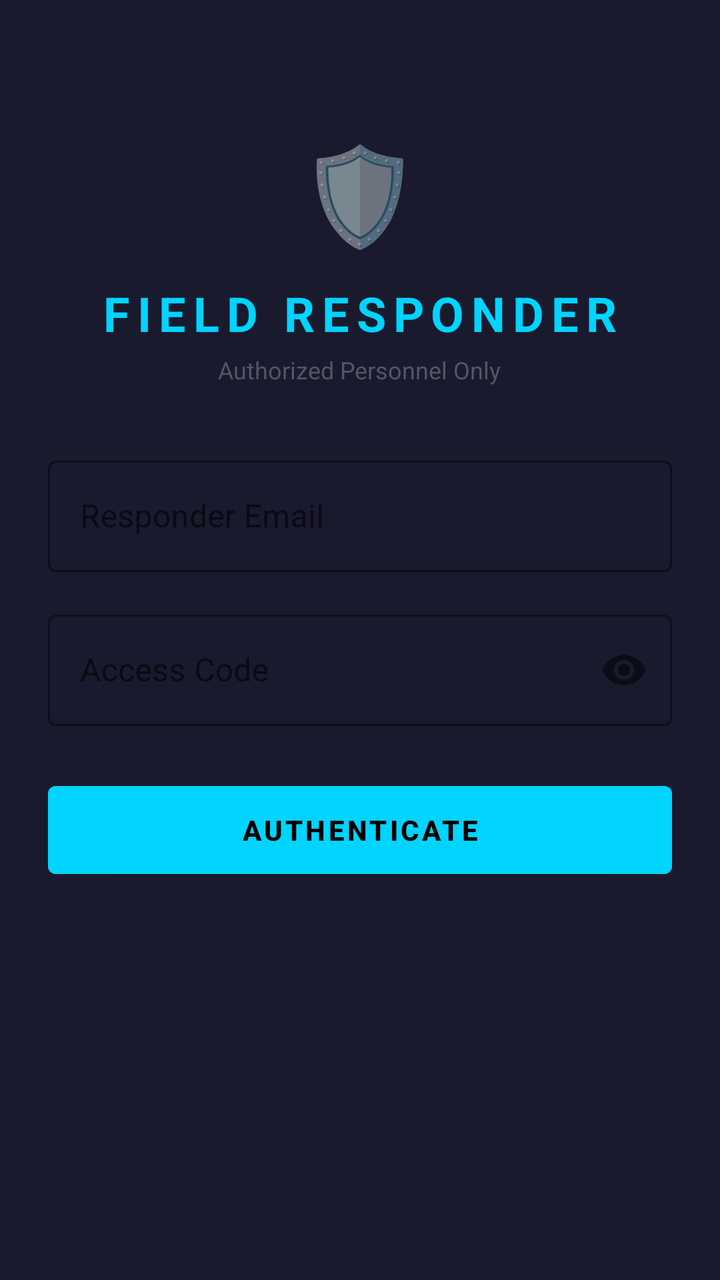
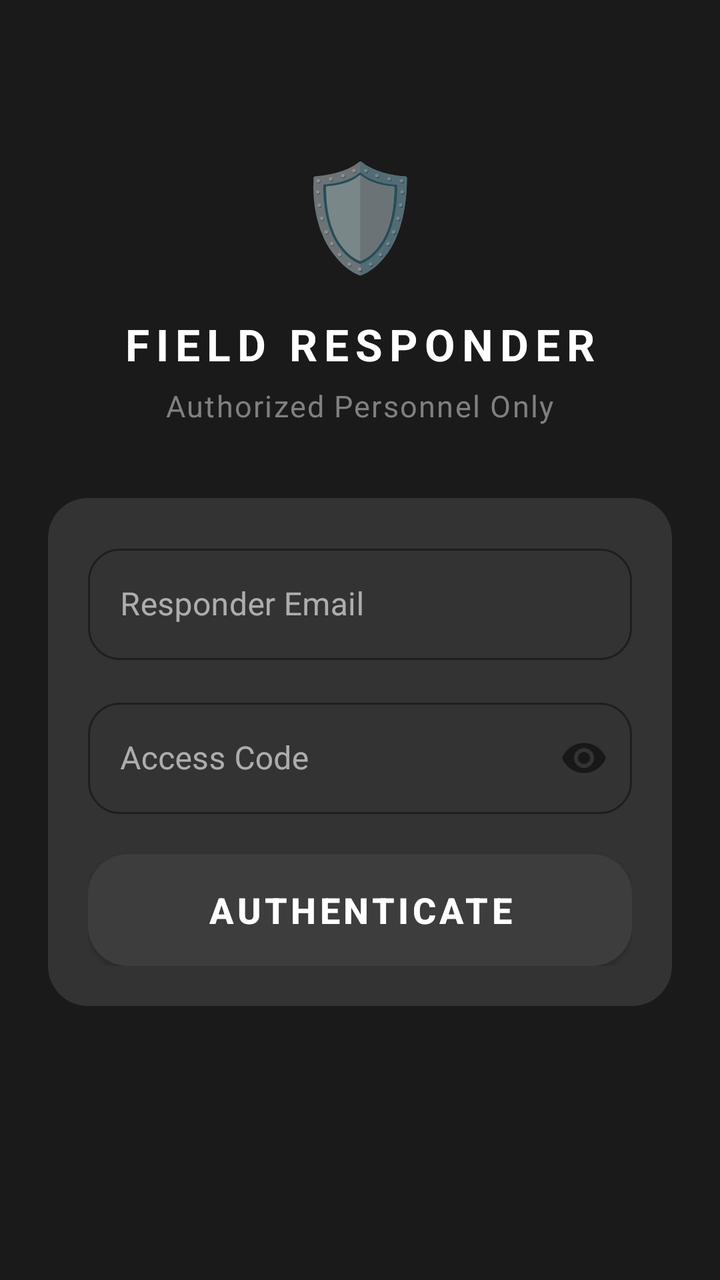

Two renders of the same Android screen: before a commit and after it. Below are the layout's source before the change and the commit's diff.
<!-- AndroidManifest.xml: application theme Theme.Evac -->
<!-- res/layout/fragment_responder_login.xml -->
<?xml version="1.0" encoding="utf-8"?>
<ScrollView xmlns:android="http://schemas.android.com/apk/res/android"
    xmlns:app="http://schemas.android.com/apk/res-auto"
    android:layout_width="match_parent"
    android:layout_height="match_parent"
    android:background="#1a1a2e">

    <LinearLayout
        android:layout_width="match_parent"
        android:layout_height="wrap_content"
        android:orientation="vertical"
        android:padding="24dp"
        android:gravity="center_horizontal">

        
        <TextView
            android:layout_width="wrap_content"
            android:layout_height="wrap_content"
            android:text="🛡️"
            android:textSize="48sp"
            android:layout_marginTop="40dp"/>

        <TextView
            android:layout_width="wrap_content"
            android:layout_height="wrap_content"
            android:text="FIELD RESPONDER"
            android:textSize="24sp"
            android:textColor="#00D4FF"
            android:textStyle="bold"
            android:layout_marginTop="12dp"
            android:letterSpacing="0.15"/>

        <TextView
            android:layout_width="wrap_content"
            android:layout_height="wrap_content"
            android:text="Authorized Personnel Only"
            android:textSize="12sp"
            android:textColor="#555566"
            android:layout_marginBottom="32dp"
            android:layout_marginTop="4dp"/>

        
        <com.google.android.material.textfield.TextInputLayout
            android:layout_width="match_parent"
            android:layout_height="wrap_content"
            android:layout_marginBottom="16dp"
            android:hint="Responder Email"
            app:hintTextColor="#00D4FF"
            app:boxStrokeColor="#00D4FF"
            style="@style/Widget.MaterialComponents.TextInputLayout.OutlinedBox">

            <com.google.android.material.textfield.TextInputEditText
                android:id="@+id/etEmail"
                android:layout_width="match_parent"
                android:layout_height="wrap_content"
                android:inputType="textEmailAddress"
                android:textColor="#FFFFFF"
                android:textColorHint="#555566"/>
        </com.google.android.material.textfield.TextInputLayout>

        
        <com.google.android.material.textfield.TextInputLayout
            android:layout_width="match_parent"
            android:layout_height="wrap_content"
            android:layout_marginBottom="24dp"
            android:hint="Access Code"
            app:hintTextColor="#00D4FF"
            app:boxStrokeColor="#00D4FF"
            app:passwordToggleEnabled="true"
            style="@style/Widget.MaterialComponents.TextInputLayout.OutlinedBox">

            <com.google.android.material.textfield.TextInputEditText
                android:id="@+id/etPassword"
                android:layout_width="match_parent"
                android:layout_height="wrap_content"
                android:inputType="textPassword"
                android:textColor="#FFFFFF"
                android:textColorHint="#555566"/>
        </com.google.android.material.textfield.TextInputLayout>

        
        <com.google.android.material.button.MaterialButton
            android:id="@+id/btnLogin"
            android:layout_width="match_parent"
            android:layout_height="56dp"
            android:text="AUTHENTICATE"
            android:backgroundTint="#00D4FF"
            android:textColor="#000000"
            android:textSize="14sp"
            android:textStyle="bold"
            android:letterSpacing="0.1"/>

        
        <TextView
            android:id="@+id/tvError"
            android:layout_width="wrap_content"
            android:layout_height="wrap_content"
            android:textColor="#E94560"
            android:textSize="13sp"
            android:layout_marginTop="16dp"
            android:gravity="center"
            android:visibility="gone"/>

        
        <com.google.android.material.card.MaterialCardView
            android:id="@+id/statusCard"
            android:layout_width="match_parent"
            android:layout_height="wrap_content"
            android:layout_marginTop="24dp"
            android:visibility="gone"
            app:cardBackgroundColor="#0D1117"
            app:cardCornerRadius="12dp"
            app:strokeColor="#00FF88"
            app:strokeWidth="1dp">

            <LinearLayout
                android:layout_width="match_parent"
                android:layout_height="wrap_content"
                android:orientation="vertical"
                android:padding="16dp"
                android:gravity="center_horizontal">

                <TextView
                    android:layout_width="wrap_content"
                    android:layout_height="wrap_content"
                    android:text="✅ AUTHENTICATED"
                    android:textColor="#00FF88"
                    android:textStyle="bold"
                    android:textSize="16sp"/>

                <TextView
                    android:id="@+id/tvLoggedInAs"
                    android:layout_width="wrap_content"
                    android:layout_height="wrap_content"
                    android:textColor="#888899"
                    android:textSize="12sp"
                    android:layout_marginTop="4dp"/>

                <com.google.android.material.button.MaterialButton
                    android:id="@+id/btnLogout"
                    android:layout_width="match_parent"
                    android:layout_height="wrap_content"
                    android:text="LOGOUT"
                    android:backgroundTint="#E94560"
                    android:textColor="#FFFFFF"
                    android:layout_marginTop="12dp"/>
            </LinearLayout>
        </com.google.android.material.card.MaterialCardView>

    </LinearLayout>
</ScrollView>
<!-- resources referenced by this layout -->
<resources>
  <style name="Theme.Evac" parent="Theme.MaterialComponents.DayNight.NoActionBar">
          <item name="colorPrimary">@color/evac_accent</item>
          <item name="colorPrimaryDark">@color/evac_dark</item>
          <item name="colorAccent">@color/evac_accent</item>
          <item name="android:windowBackground">@color/evac_dark</item>
          <item name="android:statusBarColor">@color/evac_dark</item>
          <item name="android:navigationBarColor">@color/evac_dark</item>
      </style>
  <color name="evac_accent">#E94560</color>
  <color name="evac_dark">#1A1A2E</color>
</resources>

<!-- the commit's change to res/layout/fragment_responder_login.xml (unified diff, before → after) -->
@@ -3,7 +3,8 @@
     xmlns:app="http://schemas.android.com/apk/res-auto"
     android:layout_width="match_parent"
     android:layout_height="match_parent"
-    android:background="#1a1a2e">
+    android:background="@drawable/bg_glass_surface"
+    android:fillViewport="true">
 
     <LinearLayout
         android:layout_width="match_parent"
@@ -17,85 +18,106 @@
             android:layout_width="wrap_content"
             android:layout_height="wrap_content"
             android:text="🛡️"
-            android:textSize="48sp"
-            android:layout_marginTop="40dp"/>
+            android:textSize="52sp"
+            android:layout_marginTop="48dp"/>
 
         <TextView
             android:layout_width="wrap_content"
             android:layout_height="wrap_content"
             android:text="FIELD RESPONDER"
-            android:textSize="24sp"
-            android:textColor="#00D4FF"
+            android:textSize="22sp"
+            android:textColor="@color/evac_accent"
             android:textStyle="bold"
-            android:layout_marginTop="12dp"
+            android:layout_marginTop="16dp"
             android:letterSpacing="0.15"/>
 
         <TextView
             android:layout_width="wrap_content"
             android:layout_height="wrap_content"
             android:text="Authorized Personnel Only"
-            android:textSize="12sp"
-            android:textColor="#555566"
-            android:layout_marginBottom="32dp"
-            android:layout_marginTop="4dp"/>
+            android:textSize="@dimen/text_small"
+            android:textColor="@color/text_tertiary"
+            android:layout_marginBottom="36dp"
+            android:layout_marginTop="6dp"
+            android:letterSpacing="0.05"/>
 
         
-        <com.google.android.material.textfield.TextInputLayout
+        <LinearLayout
             android:layout_width="match_parent"
             android:layout_height="wrap_content"
-            android:layout_marginBottom="16dp"
-            android:hint="Responder Email"
-            app:hintTextColor="#00D4FF"
-            app:boxStrokeColor="#00D4FF"
-            style="@style/Widget.MaterialComponents.TextInputLayout.OutlinedBox">
+            android:orientation="vertical"
+            android:background="@drawable/bg_glass_card"
+            android:padding="20dp">
 
-            <com.google.android.material.textfield.TextInputEditText
-                android:id="@+id/etEmail"
+            
+            <com.google.android.material.textfield.TextInputLayout
                 android:layout_width="match_parent"
                 android:layout_height="wrap_content"
-                android:inputType="textEmailAddress"
-                android:textColor="#FFFFFF"
-                android:textColorHint="#555566"/>
-        </com.google.android.material.textfield.TextInputLayout>
+                android:layout_marginBottom="16dp"
+                android:hint="Responder Email"
+                app:hintTextColor="@color/evac_accent"
+                app:boxStrokeColor="@color/glass_border_accent"
+                app:boxCornerRadiusTopStart="16dp"
+                app:boxCornerRadiusTopEnd="16dp"
+                app:boxCornerRadiusBottomStart="16dp"
+                app:boxCornerRadiusBottomEnd="16dp"
+                style="@style/Widget.MaterialComponents.TextInputLayout.OutlinedBox">
 
-        
-        <com.google.android.material.textfield.TextInputLayout
-            android:layout_width="match_parent"
-            android:layout_height="wrap_content"
-            android:layout_marginBottom="24dp"
-            android:hint="Access Code"
-            app:hintTextColor="#00D4FF"
-            app:boxStrokeColor="#00D4FF"
-            app:passwordToggleEnabled="true"
-            style="@style/Widget.MaterialComponents.TextInputLayout.OutlinedBox">
+                <com.google.android.material.textfield.TextInputEditText
+                    android:id="@+id/etEmail"
+                    android:layout_width="match_parent"
+                    android:layout_height="wrap_content"
+                    android:inputType="textEmailAddress"
+                    android:textColor="@color/text_primary"
+                    android:textColorHint="@color/text_tertiary"/>
+            </com.google.android.material.textfield.TextInputLayout>
 
-            <com.google.android.material.textfield.TextInputEditText
-                android:id="@+id/etPassword"
+            
+            <com.google.android.material.textfield.TextInputLayout
                 android:layout_width="match_parent"
                 android:layout_height="wrap_content"
-                android:inputType="textPassword"
-                android:textColor="#FFFFFF"
-                android:textColorHint="#555566"/>
-        </com.google.android.material.textfield.TextInputLayout>
+                android:layout_marginBottom="20dp"
+                android:hint="Access Code"
+                app:hintTextColor="@color/evac_accent"
+                app:boxStrokeColor="@color/glass_border_accent"
+                app:boxCornerRadiusTopStart="16dp"
+                app:boxCornerRadiusTopEnd="16dp"
+                app:boxCornerRadiusBottomStart="16dp"
+                app:boxCornerRadiusBottomEnd="16dp"
+                app:passwordToggleEnabled="true"
+                style="@style/Widget.MaterialComponents.TextInputLayout.OutlinedBox">
 
-        
-        <com.google.android.material.button.MaterialButton
-            android:id="@+id/btnLogin"
-            android:layout_width="match_parent"
-            android:layout_height="56dp"
-            android:text="AUTHENTICATE"
-            android:backgroundTint="#00D4FF"
-            android:textColor="#000000"
-            android:textSize="14sp"
-            android:textStyle="bold"
-            android:letterSpacing="0.1"/>
+                <com.google.android.material.textfield.TextInputEditText
+                    android:id="@+id/etPassword"
+                    android:layout_width="match_parent"
+                    android:layout_height="wrap_content"
+                    android:inputType="textPassword"
+                    android:textColor="@color/text_primary"
+                    android:textColorHint="@color/text_tertiary"/>
+            </com.google.android.material.textfield.TextInputLayout>
+
+            
+            <com.google.android.material.button.MaterialButton
+                android:id="@+id/btnLogin"
+                android:layout_width="match_parent"
+                android:layout_height="@dimen/button_height"
+                android:text="AUTHENTICATE"
+                android:background="@drawable/bg_glass_card_highlight"
+                android:textColor="@color/evac_accent"
+                android:textSize="@dimen/text_body"
+                android:textStyle="bold"
+                android:letterSpacing="0.1"
+                app:backgroundTint="@null"
+                app:rippleColor="@color/evac_accent_glow"/>
+
+        </LinearLayout>
 
         
         <TextView
             android:id="@+id/tvError"
             android:layout_width="wrap_content"
             android:layout_height="wrap_content"
-            android:textColor="#E94560"
+            android:textColor="@color/error_red"
             android:textSize="13sp"
             android:layout_marginTop="16dp"
             android:gravity="center"
@@ -108,10 +130,11 @@
             android:layout_height="wrap_content"
             android:layout_marginTop="24dp"
             android:visibility="gone"
-            app:cardBackgroundColor="#0D1117"
-            app:cardCornerRadius="12dp"
-            app:strokeColor="#00FF88"
-            app:strokeWidth="1dp">
+            app:cardBackgroundColor="@color/glass_surface"
+            app:cardCornerRadius="@dimen/card_radius"
+            app:cardElevation="0dp"
+            app:strokeColor="@color/sos_safe_border"
+            app:strokeWidth="@dimen/glass_border_width_strong">
 
             <LinearLayout
                 android:layout_width="match_parent"
@@ -124,7 +147,7 @@
                     android:layout_width="wrap_content"
                     android:layout_height="wrap_content"
                     android:text="✅ AUTHENTICATED"
-                    android:textColor="#00FF88"
+                    android:textColor="@color/success_green"
                     android:textStyle="bold"
                     android:textSize="16sp"/>
 
@@ -132,8 +155,8 @@
                     android:id="@+id/tvLoggedInAs"
                     android:layout_width="wrap_content"
                     android:layout_height="wrap_content"
-                    android:textColor="#888899"
-                    android:textSize="12sp"
+                    android:textColor="@color/text_secondary"
+                    android:textSize="@dimen/text_small"
                     android:layout_marginTop="4dp"/>
 
                 <com.google.android.material.button.MaterialButton
@@ -141,9 +164,11 @@
                     android:layout_width="match_parent"
                     android:layout_height="wrap_content"
                     android:text="LOGOUT"
-                    android:backgroundTint="#E94560"
-                    android:textColor="#FFFFFF"
-                    android:layout_marginTop="12dp"/>
+                    android:textColor="@color/error_red"
+                    android:background="@drawable/bg_glass_button"
+                    android:layout_marginTop="12dp"
+                    app:backgroundTint="@null"
+                    app:rippleColor="@color/sos_medical_bg"/>
             </LinearLayout>
         </com.google.android.material.card.MaterialCardView>
 
<!-- resource entries referenced after the edit -->
@@ -1,14 +1,79 @@
 <!-- resources referenced by this layout -->
 <resources>
+  <color name="error_red">#FF3B5C</color>
   <style name="Theme.Evac" parent="Theme.MaterialComponents.DayNight.NoActionBar">
+          
           <item name="colorPrimary">@color/evac_accent</item>
-          <item name="colorPrimaryDark">@color/evac_dark</item>
+          <item name="colorPrimaryDark">@color/evac_bg_deep</item>
           <item name="colorAccent">@color/evac_accent</item>
-          <item name="android:windowBackground">@color/evac_dark</item>
-          <item name="android:statusBarColor">@color/evac_dark</item>
-          <item name="android:navigationBarColor">@color/evac_dark</item>
+  
+          
+          <item name="android:colorBackground">@color/evac_bg_deep</item>
+          <item name="colorSurface">@color/evac_bg_primary</item>
+          <item name="colorOnSurface">@color/text_primary</item>
+  
+          
+          <item name="android:windowBackground">@color/evac_bg_deep</item>
+          <item name="android:statusBarColor">@color/evac_bg_deep</item>
+          <item name="android:navigationBarColor">@color/evac_bg_deep</item>
+  
+          
+          <item name="colorOnPrimary">@color/evac_bg_deep</item>
+  
+          
+          <item name="materialCardViewStyle">@style/GlassCard</item>
       </style>
-  <color name="evac_accent">#E94560</color>
-  <color name="evac_dark">#1A1A2E</color>
+  <color name="glass_surface_light">#3D3D3D</color>
+  <dimen name="button_radius">16dp</dimen>
+  <color name="evac_bg_deep">#1A1A1A</color>
+  <color name="evac_bg_primary">#222222</color>
+  <style name="GlassCard" parent="Widget.MaterialComponents.CardView">
+          <item name="cardBackgroundColor">@color/glass_surface</item>
+          <item name="cardCornerRadius">@dimen/card_radius</item>
+          <item name="cardElevation">0dp</item>
+          <item name="strokeWidth">0dp</item>
+      </style>
+  <color name="evac_accent">#FFFFFF</color>
+  <color name="evac_accent_glow">#33FFFFFF</color>
+  <color name="glass_border_accent">#888888</color>
+  <color name="glass_surface">#333333</color>
+  <color name="sos_medical_bg">#4D1520</color>
+  <color name="sos_safe_border">#4ADE80</color>
+  <color name="success_green">#4ADE80</color>
+  <color name="text_primary">#FFFFFF</color>
+  <color name="text_secondary">#BBBBBB</color>
+  <color name="text_tertiary">#808080</color>
+  <dimen name="button_height">56dp</dimen>
+  <dimen name="card_radius">20dp</dimen>
+  <dimen name="glass_border_width_strong">1.5dp</dimen>
+  <dimen name="text_body">18sp</dimen>
+  <dimen name="text_small">15sp</dimen>
+  <!-- drawable bg_glass_button (drawable) -->
+  <?xml version="1.0" encoding="utf-8"?>
+  <shape xmlns:android="http://schemas.android.com/apk/res/android"
+      android:shape="rectangle">
+      <solid android:color="@color/glass_surface_light" />
+      <corners android:radius="@dimen/button_radius" />
+  </shape>
+  <!-- drawable bg_glass_card (drawable) -->
+  <?xml version="1.0" encoding="utf-8"?>
+  <shape xmlns:android="http://schemas.android.com/apk/res/android"
+      android:shape="rectangle">
+      <solid android:color="@color/glass_surface" />
+      <corners android:radius="@dimen/card_radius" />
+  </shape>
+  <!-- drawable bg_glass_card_highlight (drawable) -->
+  <?xml version="1.0" encoding="utf-8"?>
+  <shape xmlns:android="http://schemas.android.com/apk/res/android"
+      android:shape="rectangle">
+      <solid android:color="@color/glass_surface_light" />
+      <corners android:radius="@dimen/card_radius" />
+  </shape>
+  <!-- drawable bg_glass_surface (drawable) -->
+  <?xml version="1.0" encoding="utf-8"?>
+  <shape xmlns:android="http://schemas.android.com/apk/res/android"
+      android:shape="rectangle">
+      <solid android:color="@color/evac_bg_deep" />
+  </shape>
 </resources>
 
